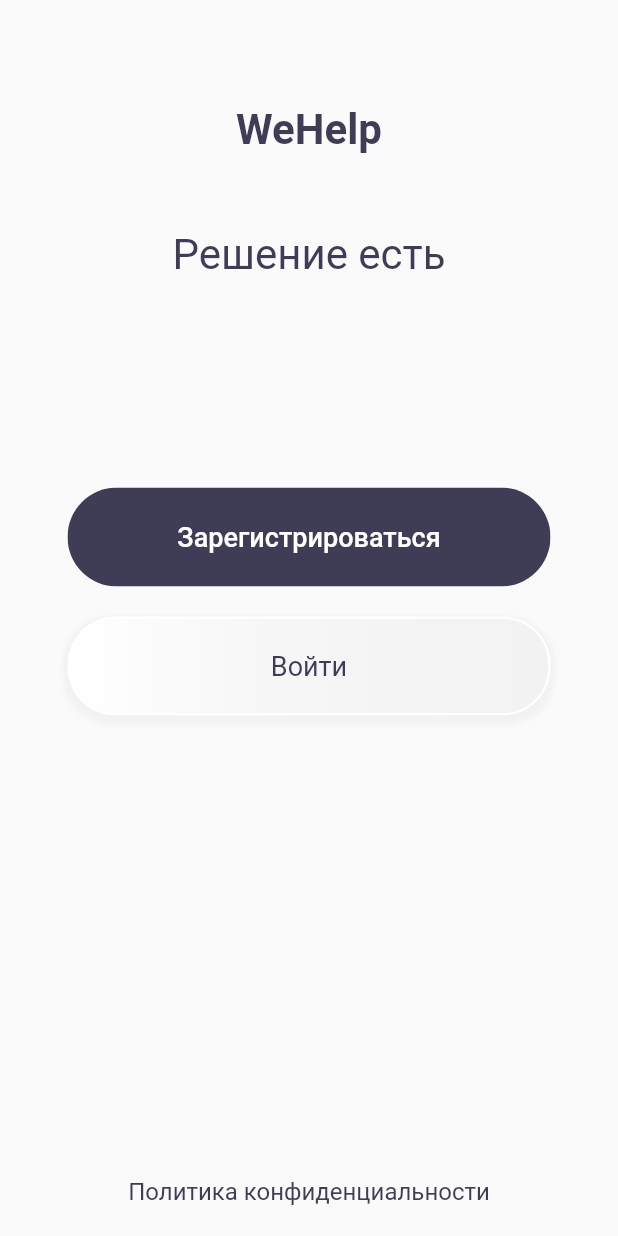
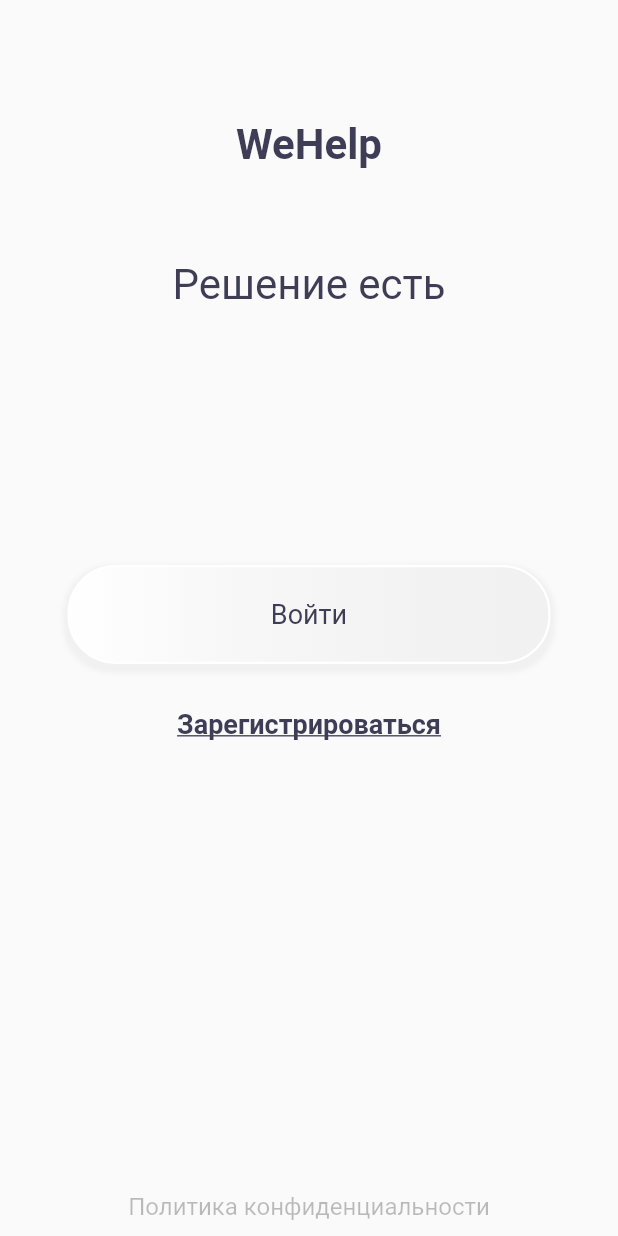
Before and after one commit to ars-kalinichenko/WeHelp, a Flutter app: the screen it shows after launch, on a phone screen of 412 x 824 dp. Run offline on Flutter 3.47's test engine with Material 2 defaults, Android fonts, the phone set to English and light mode, and no system bars; Roboto replaces fonts that are missing (Montserrat).

Commit message:
First screen with buttons in the middle.

```diff
--- a/we_help/lib/Screens/Welcome/components/body.dart
+++ b/we_help/lib/Screens/Welcome/components/body.dart
@@ -1,9 +1,7 @@
-import 'dart:developer';
-
 import 'package:flutter/material.dart';
 import 'package:we_help/Screens/PrivacyPolicy/privacy_screen.dart';
-import 'package:we_help/components/rounded_button.dart';
 import 'package:we_help/components/rounded_gradient_button.dart';
+import 'package:we_help/components/text_button.dart';
 
 class Body extends StatelessWidget {
   @override
@@ -42,12 +40,12 @@ class Body extends StatelessWidget {
               crossAxisAlignment: CrossAxisAlignment.center,
               children: <Widget>[
                 Container(
-                  padding: EdgeInsets.only(top: 70),
+                  padding: EdgeInsets.only(top: 80),
                   child: Text('WeHelp',
                       textAlign: TextAlign.center,
                       style: Theme.of(context).textTheme.headline1),
                 ),
-                SizedBox(height: 50.0),
+                SizedBox(height: 60.0),
                 Container(
                   child: Text('Решение есть',
                       textAlign: TextAlign.center,
@@ -60,30 +58,33 @@ class Body extends StatelessWidget {
             ),
           ),
           Container(
-              padding: EdgeInsets.only(left: 45.0, right: 45.0),
+              padding: EdgeInsets.only(left: 45.0, right: 45.0, top: 50),
               child: Column(
                 children: <Widget>[
-                  RoundedButton(
-                      text: "Зарегистрироваться",
-                      color: Theme.of(context).primaryColor,
-                      textColor: Colors.white, // TODO: create adaptive color
-                      width: 0.9,
-                      height: 0.08,
-                      press: () {}),
-                  SizedBox(height: 20.0),
                   RoundedGradientButton(
                       text: "Войти",
                       press: () {},
                       color: Colors.transparent,
-                      textColor: Theme.of(context).primaryColor)
+                      textColor: Theme.of(context).primaryColor),
+                  SizedBox(height: 20.0),
+
+                  TextButton(
+                      text: "Зарегистрироваться",
+                      textColor: Theme.of(context).textTheme.headline3.color,
+                      fontSize: Theme.of(context).textTheme.headline3.fontSize,
+                      fontFamily: Theme.of(context).textTheme.headline3.fontFamily,
+                      fontWeight: FontWeight.w600,
+                      underline: true,
+                      onPressed: () {}),
                 ],
               )),
-          SizedBox(height: 30),
-          Container(
-              padding: EdgeInsets.only(bottom: 20.0),
-              child: GestureDetector(
-                onTap: () {
-                  log("Switches to privacy screen");
+          SizedBox(height: 40),
+          TextButton(
+            text: "Политика конфиденциальности",
+            textColor: Colors.black26,
+            fontSize: Theme.of(context).textTheme.headline5.fontSize,
+            fontFamily: Theme.of(context).textTheme.headline5.fontFamily,
+            onPressed: () {
               Navigator.push(
                 context,
                 MaterialPageRoute(
@@ -93,11 +94,7 @@ class Body extends StatelessWidget {
                 ),
               );
             },
-                child: Text(
-                  'Политика конфиденциальности',
-                  style: Theme.of(context).textTheme.bodyText2,
           ),
-              ))
         ])));
     // This trailing comma makes auto-formatting nicer for build methods.
   }
--- a/we_help/lib/Themes/app_theme.dart
+++ b/we_help/lib/Themes/app_theme.dart
@@ -12,21 +12,49 @@ ThemeData appLightTheme = ThemeData.light().copyWith(
   // Define the default TextTheme. Use this to specify the default
   // text styling for headlines, titles, bodies of text, and more.
   textTheme: TextTheme(
+//    Theme for headlines with bolt weight
       headline1: TextStyle(
           fontSize: 28.0,
           fontWeight: FontWeight.w600,
           fontFamily: "Montserrat",
           color: PrimaryColor),
+
+//    Theme for headlines with regular weight
       headline2: TextStyle(
           fontSize: 28.0,
-          fontWeight: FontWeight.w400,
+          fontWeight: FontWeight.normal,
           fontFamily: "Montserrat",
           color: PrimaryColor),
+
+//    Theme for button text with bolt weight
       headline3: TextStyle(
-          fontSize: 28.0,
-          fontWeight: FontWeight.w500,
+          fontSize: 18.0,
+          fontWeight: FontWeight.w600,
           fontFamily: "Montserrat",
           color: PrimaryColor),
+
+//    Theme for button text with regular weight
+      headline4: TextStyle(
+          fontSize: 18.0,
+          fontWeight: FontWeight.normal,
+          fontFamily: "Montserrat",
+          color: PrimaryColor),
+
+//    Theme for remarks with bolt weight
+      headline5: TextStyle(
+          fontSize: 16.0,
+          fontWeight: FontWeight.w600,
+          fontFamily: "Montserrat",
+          color: PrimaryColor),
+
+//    Theme for remarks with regular weight
+      headline6: TextStyle(
+          fontSize: 16.0,
+          fontWeight: FontWeight.normal,
+          fontFamily: "Montserrat",
+          color: PrimaryColor),
+
+//    Theme for pain text
       bodyText1: TextStyle(
           fontSize: 16.0,
           fontWeight: FontWeight.normal,
--- a/we_help/lib/components/rounded_gradient_button.dart
+++ b/we_help/lib/components/rounded_gradient_button.dart
@@ -44,7 +44,7 @@ class RoundedGradientButton extends StatelessWidget {
 
             boxShadow: [
               BoxShadow(
-                color: Colors.grey.withOpacity(0.09),
+                color: Colors.grey.withOpacity(0.1),
                 spreadRadius: 3,
                 blurRadius: 2,
                 offset: Offset(0, 3),
--- /dev/null
+++ b/we_help/lib/components/text_button.dart
@@ -0,0 +1,50 @@
+import 'dart:ui';
+
+import 'package:flutter/material.dart';
+
+class TextButton extends StatelessWidget {
+  final String text;
+  final double fontSize;
+  final Color textColor;
+  final String fontFamily;
+  final FontWeight fontWeight;
+  final bool underline;
+  final Function onPressed;
+
+  const TextButton(
+      {Key key,
+      this.text,
+      this.fontSize = 18,
+      this.textColor = Colors.black,
+      this.fontFamily,
+      this.fontWeight = FontWeight.normal,
+      this.underline = false,
+      this.onPressed})
+      : super(key: key);
+
+  @override
+  Widget build(BuildContext context) {
+    TextDecoration _decoration = TextDecoration.none;
+    if (underline) {
+      _decoration = TextDecoration.underline;
+    }
+
+    Container container = Container(
+        padding: EdgeInsets.only(top: 10, bottom: 10),
+        child: GestureDetector(
+          onTap: () {
+            onPressed();
+          },
+          child: Text(
+            text,
+            style: TextStyle(
+                decoration: _decoration,
+                fontWeight: fontWeight,
+                fontSize: fontSize,
+                color: textColor,
+                fontFamily: fontFamily),
+          ),
+        ));
+    return container;
+  }
+}
--- a/we_help/lib/main.dart
+++ b/we_help/lib/main.dart
@@ -12,7 +12,6 @@ class WeHelp extends StatelessWidget {
   // This widget is the root of your application.
   @override
   Widget build(BuildContext context) {
-    print(appLightTheme.textTheme);
     return MaterialApp(
         title: 'WeHelp',
         debugShowCheckedModeBanner: false,
```
Lines whose indentation alone changed are shown as unchanged.
